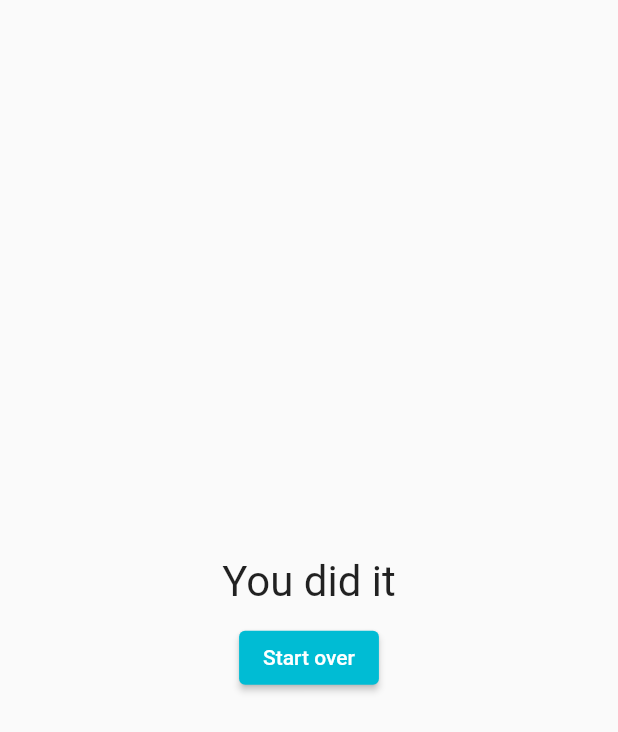
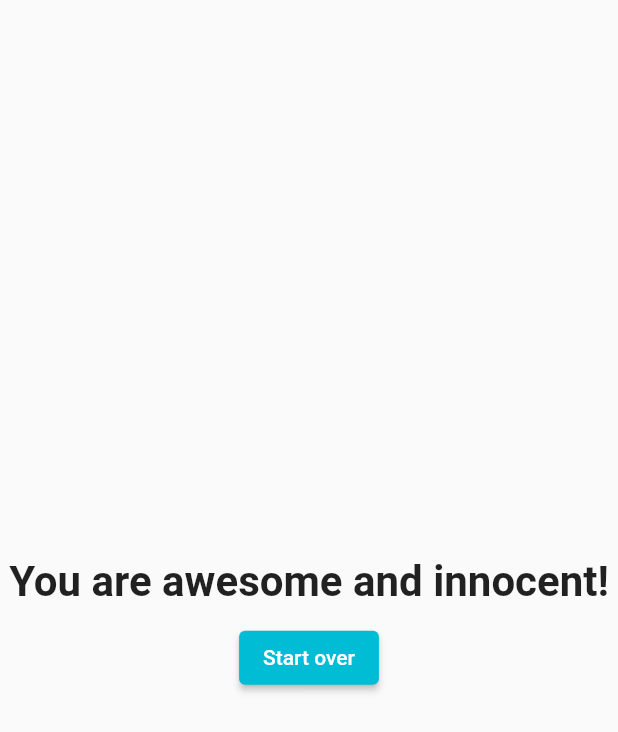
Before and after one commit to r0pe-12/quiz_app, a Flutter app: the Result widget shown alone on an empty page, opened directly with empty values, on a phone screen of 412 x 824 dp. Shown: the top 732 px of the screen. Run offline on Flutter 3.47's test engine with Material 2 defaults, Android fonts, the phone set to English and light mode, and no system bars.

```diff
--- a/lib/main.dart
+++ b/lib/main.dart
@@ -22,27 +22,45 @@ class _MyAppState extends State<MyApp> {
   final _questions = const [
     {
       'questionText': "What's your favorite color?",
-      'answers': ['Black', 'Red', 'Green', 'White'],
+      'answers': [
+        {'text': 'Black', 'score': 10},
+        {'text': 'Red', 'score': 5},
+        {'text': 'Green', 'score': 3},
+        {'text': 'White', 'score': 1},
+      ],
     },
     {
       'questionText': "What's your favorite animal?",
-      'answers': ['Rabbit', 'Snake', 'Elephant', 'Lion'],
+      'answers': [
+        {'text': 'Rabbit', 'score': 3},
+        {'text': 'Snake', 'score': 11},
+        {'text': 'Elephant', 'score': 5},
+        {'text': 'Lion', 'score': 9},
+      ],
     },
     {
       'questionText': "Who's your favorite instructor?",
-      'answers': ['Petar', 'Petar', 'Petar', 'Petar'],
+      'answers': [
+        {'text': 'Petar', 'score': 1},
+        {'text': 'Petar', 'score': 1},
+        {'text': 'Petar', 'score': 1},
+        {'text': 'Petar', 'score': 1},
+      ],
     },
   ];
 
   int _questionIndex = 0;
+  int _totalScore = 0;
 
-  void _answerQuestion() {
+  void _answerQuestion(int score) {
+    _totalScore += score;
     setState(() {
       _questionIndex++;
     });
   }
 
   void _startOver() {
+    _totalScore = 0;
     setState(() {
       _questionIndex = 0;
     });
@@ -61,7 +79,7 @@ class _MyAppState extends State<MyApp> {
                 questionAnswerPair: _questions[_questionIndex],
                 handler: _answerQuestion,
               )
-            : Result(startOver: _startOver),
+            : Result(startOver: _startOver, totalScore: _totalScore),
       ),
     );
   }
--- a/lib/widgets/quiz.dart
+++ b/lib/widgets/quiz.dart
@@ -5,7 +5,7 @@ import 'question.dart';
 
 class Quiz extends StatelessWidget {
   final Map questionAnswerPair;
-  final VoidCallback handler;
+  final Function handler;
 
   const Quiz(
       {super.key, required this.questionAnswerPair, required this.handler});
@@ -19,8 +19,8 @@ class Quiz extends StatelessWidget {
         ),
         ...(questionAnswerPair['answers'] as List).map((answer) {
           return Answer(
-            handler: handler,
-            answerText: answer,
+            handler: () => handler(answer['score'] as int),
+            answerText: answer['text'] as String,
           );
         }).toList(),
       ],
--- a/lib/widgets/result.dart
+++ b/lib/widgets/result.dart
@@ -1,10 +1,25 @@
 import 'package:flutter/material.dart';
-
-import 'question.dart';
 
 class Result extends StatelessWidget {
   final VoidCallback startOver;
-  const Result({super.key, required this.startOver});
+  final int totalScore;
+  const Result({super.key, required this.startOver, required this.totalScore});
+
+  String get resultPhrase {
+    String resultText;
+
+    if (totalScore <= 8) {
+      resultText = 'You are awesome and innocent!';
+    } else if (totalScore <= 12) {
+      resultText = 'Pretty likeable!';
+    } else if (totalScore <= 16) {
+      resultText = 'You are ... strange?!';
+    } else {
+      resultText = 'You are so bad!';
+    }
+
+    return resultText;
+  }
 
   @override
   Widget build(BuildContext context) {
@@ -12,7 +27,18 @@ class Result extends StatelessWidget {
       crossAxisAlignment: CrossAxisAlignment.center,
       mainAxisAlignment: MainAxisAlignment.center,
       children: <Widget>[
-        const Question(questionText: 'You did it'),
+        Container(
+          width: double.infinity,
+          margin: const EdgeInsets.fromLTRB(0, 10, 0, 10),
+          child: Text(
+            textAlign: TextAlign.center,
+            style: const TextStyle(
+              fontSize: 28,
+              fontWeight: FontWeight.bold,
+            ),
+            resultPhrase,
+          ),
+        ),
         ElevatedButton(
           style: ButtonStyle(
             backgroundColor: MaterialStateProperty.all(Colors.cyan),
```
